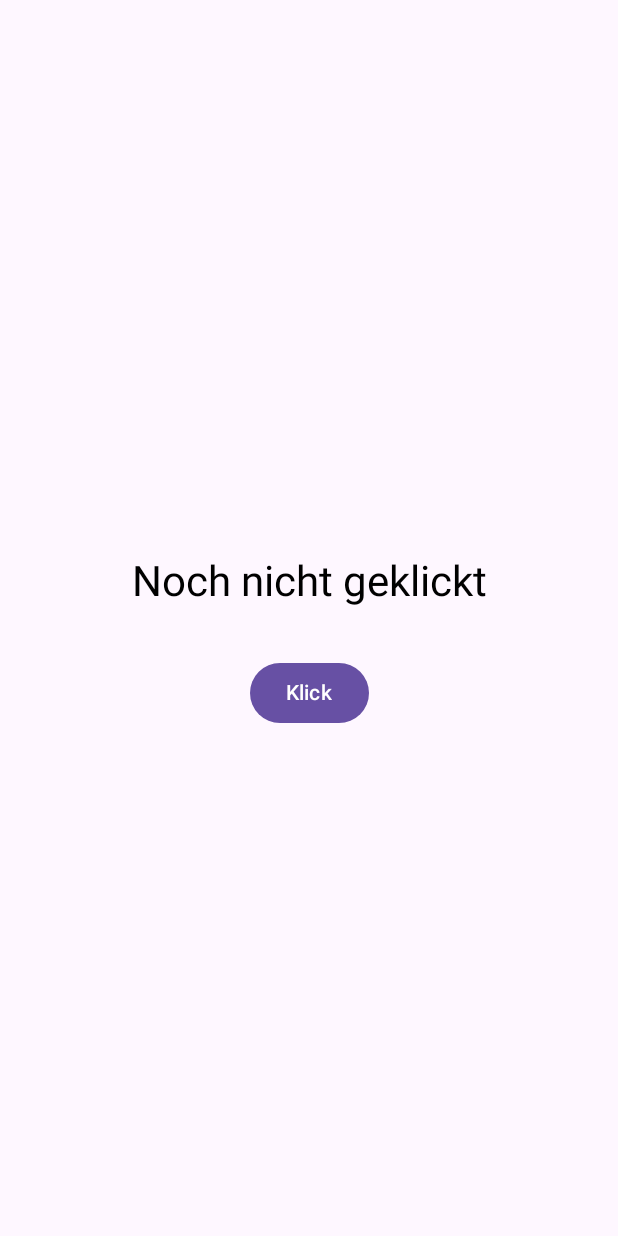
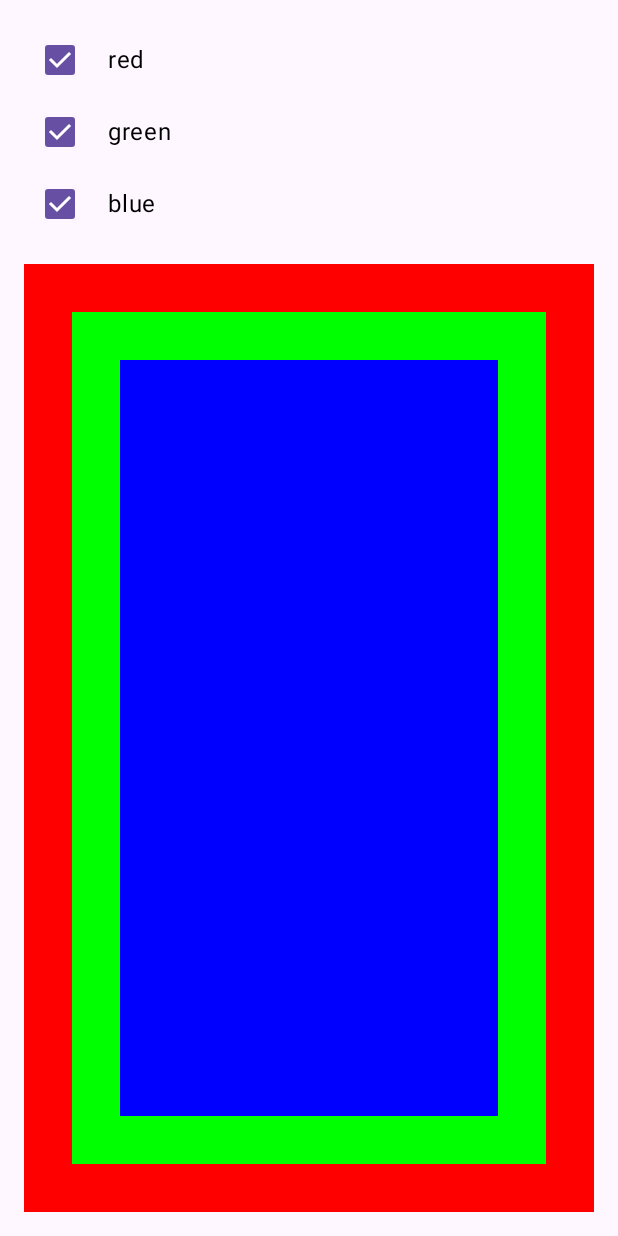
Before and after one commit to tkuenneth/compose_workshop, an Android app built with Jetpack Compose: the screen it shows after launch (MainActivity), on a phone screen of 412 x 824 dp. Run offline under Robolectric (Android 15) with nearby library versions, the phone set to English and light mode, and no system bars.

Commit message:
Code for "Building UIs" added

```diff
--- a/examples/ComposeWorkshop/app/src/main/java/eu/thomaskuenneth/composeworkshop/MainActivity.kt
+++ b/examples/ComposeWorkshop/app/src/main/java/eu/thomaskuenneth/composeworkshop/MainActivity.kt
@@ -4,16 +4,26 @@ import android.os.Bundle
 import androidx.activity.ComponentActivity
 import androidx.activity.compose.setContent
 import androidx.compose.foundation.background
+import androidx.compose.foundation.border
+import androidx.compose.foundation.clickable
 import androidx.compose.foundation.layout.Arrangement
 import androidx.compose.foundation.layout.Box
 import androidx.compose.foundation.layout.Column
+import androidx.compose.foundation.layout.Row
 import androidx.compose.foundation.layout.fillMaxSize
+import androidx.compose.foundation.layout.fillMaxWidth
 import androidx.compose.foundation.layout.height
 import androidx.compose.foundation.layout.padding
+import androidx.compose.foundation.lazy.LazyColumn
+import androidx.compose.foundation.lazy.items
 import androidx.compose.material3.Button
+import androidx.compose.material3.Checkbox
 import androidx.compose.material3.MaterialTheme
+import androidx.compose.material3.Slider
 import androidx.compose.material3.Text
+import androidx.compose.material3.TextField
 import androidx.compose.runtime.Composable
+import androidx.compose.runtime.MutableState
 import androidx.compose.runtime.getValue
 import androidx.compose.runtime.mutableStateOf
 import androidx.compose.runtime.remember
@@ -22,6 +32,8 @@ import androidx.compose.ui.Alignment
 import androidx.compose.ui.Alignment.Companion.Center
 import androidx.compose.ui.Alignment.Companion.CenterHorizontally
 import androidx.compose.ui.Modifier
+import androidx.compose.ui.graphics.Color
+import androidx.compose.ui.res.stringResource
 import androidx.compose.ui.text.style.TextAlign
 import androidx.compose.ui.tooling.preview.Preview
 import androidx.compose.ui.unit.dp
@@ -33,7 +45,8 @@ class MainActivity : ComponentActivity() {
         setContent {
             MaterialTheme {
                 // ComposeWorkshopScreen()
-                CounterDemo()
+                // CounterDemo()
+                ColoredBoxesDemo()
             }
         }
     }
@@ -93,3 +106,162 @@ fun CounterDemo() {
         }
     }
 }
+
+@Composable
+@Preview
+fun CheckboxDemo() {
+    var state by remember { mutableStateOf(false) }
+    Checkbox(
+        checked = state,
+        onCheckedChange = {
+            state = it
+        }
+    )
+}
+
+@Composable
+@Preview
+fun ButtonDemo() {
+    var counter by remember { mutableStateOf(1) }
+    Button(
+        onClick = {
+            counter += 1
+        }
+    ) {
+        Text(
+            text = counter.toString()
+        )
+    }
+}
+
+@Composable
+@Preview
+fun TextFieldDemo() {
+    var text by remember { mutableStateOf("hello") }
+    TextField(
+        value = text,
+        onValueChange = {
+            text = it
+        },
+        label = { Text("label") },
+        placeholder = { Text("placeholder") }
+    )
+}
+
+@Composable
+@Preview
+fun SliderDemo() {
+    var value by remember { mutableStateOf(0.5F) }
+    Slider(
+        value = value,
+        onValueChange = {
+            value = it
+        },
+        steps = 5
+    )
+}
+
+@Composable
+@Preview
+fun ListDemo() {
+    val list: List<Int> = (1..3).toList()
+    LazyColumn(
+        verticalArrangement = Arrangement.spacedBy(8.dp)
+    ) {
+        items(
+            items = list
+        ) {
+            Text(
+                modifier = Modifier
+                    .fillMaxWidth()
+                    .padding(vertical = 8.dp, horizontal = 16.dp)
+                    .border(width = 1.dp, color = MaterialTheme.colorScheme.primary),
+                text = it.toString(),
+                style = MaterialTheme.typography.displayLarge,
+                textAlign = TextAlign.Center
+            )
+        }
+    }
+}
+
+@Composable
+@Preview
+fun ColoredBoxesDemo() {
+    var red by remember { mutableStateOf(true) }
+    var green by remember { mutableStateOf(true) }
+    var blue by remember { mutableStateOf(true) }
+    Column(
+        modifier = Modifier
+            .fillMaxSize()
+            .padding(16.dp)
+    ) {
+        CheckboxWithLabel(
+            label = stringResource(id = R.string.red),
+            checked = red,
+            onClicked = { red = it }
+        )
+        CheckboxWithLabel(
+            label = stringResource(id = R.string.green),
+            checked = green,
+            onClicked = { green = it }
+        )
+        CheckboxWithLabel(
+            label = stringResource(id = R.string.blue),
+            checked = blue,
+            onClicked = { blue = it }
+        )
+        Box(
+            modifier = Modifier
+                .fillMaxSize()
+                .padding(top = 16.dp)
+        ) {
+            if (red) {
+                Box(
+                    modifier = Modifier
+                        .fillMaxSize()
+                        .background(Color.Red)
+                )
+            }
+            if (green) {
+                Box(
+                    modifier = Modifier
+                        .fillMaxSize()
+                        .padding(32.dp)
+                        .background(Color.Green)
+                )
+            }
+            if (blue) {
+                Box(
+                    modifier = Modifier
+                        .fillMaxSize()
+                        .padding(64.dp)
+                        .background(Color.Blue)
+                )
+            }
+        }
+    }
+}
+
+@Composable
+fun CheckboxWithLabel(
+    label: String,
+    checked: Boolean,
+    onClicked: (Boolean) -> Unit
+) {
+    Row(
+        modifier = Modifier.clickable {
+            onClicked(!checked)
+        }, verticalAlignment = Alignment.CenterVertically
+    ) {
+        Checkbox(
+            checked = checked,
+            onCheckedChange = {
+                onClicked(it)
+            }
+        )
+        Text(
+            text = label,
+            modifier = Modifier.padding(start = 8.dp)
+        )
+    }
+}
--- a/examples/ComposeWorkshop/app/src/main/res/values/strings.xml
+++ b/examples/ComposeWorkshop/app/src/main/res/values/strings.xml
@@ -1,3 +1,6 @@
 <resources>
     <string name="app_name">ComposeWorkshop</string>
+    <string name="red">red</string>
+    <string name="green">green</string>
+    <string name="blue">blue</string>
 </resources>
```
